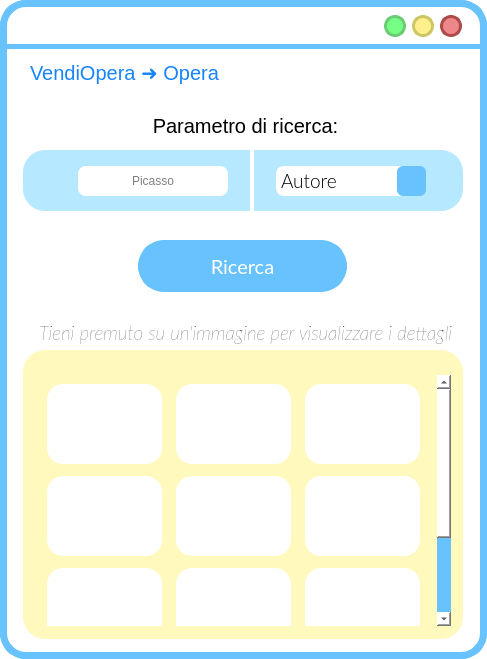
SbattellaMattia/SoftwareEngineering, file ui/VendiOpera.ui: the form before one commit.
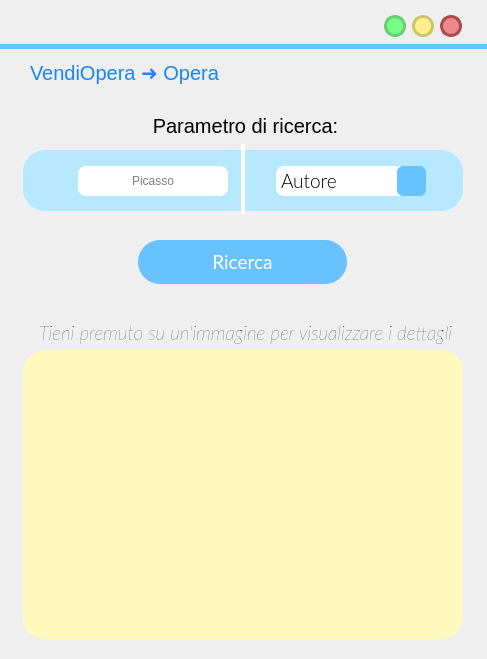
The form after the commit. Icons and pictures are not drawn.

```diff
--- a/ui/VendiOpera.ui
+++ b/ui/VendiOpera.ui
@@ -17,34 +17,7 @@
    <string>MainWindow</string>
   </property>
   <property name="styleSheet">
-   <string notr="true">QWidget{
-background:rgb(255, 255, 255);
-border-radius:26px;
-border-color:rgb(104, 194, 253);
-border-style: solid;
-border-width:7;
-}
-
-QLabel{
-border-width:0;
-font: 20pt &quot;Lato Light&quot;;
-}
-QLineEdit{
-border-width:0;
-font: 14pt &quot;Lato Light&quot;;
-}
-QComboBox{
-border-width:0;
-font: 14pt &quot;Lato Light&quot;;
-}
-QAbstractItemView {
-    border: 3px solid  rgb(104, 194, 253);  
-border-radius:8px;
-  selection-background-color:  rgb(104, 194, 253);
-margin:-2px;
-text-align:center;
-border-width:5;
-}</string>
+   <string notr="true"/>
   </property>
   <widget class="QWidget" name="centralwidget">
    <widget class="QLabel" name="label">
@@ -402,7 +375,7 @@
    <widget class="QLabel" name="label_4">
     <property name="geometry">
      <rect>
-      <x>250</x>
+      <x>241</x>
       <y>144</y>
       <width>4</width>
       <height>70</height>
@@ -521,13 +494,13 @@
       <x>138</x>
       <y>240</y>
       <width>209</width>
-      <height>52</height>
+      <height>44</height>
      </rect>
     </property>
     <property name="font">
      <font>
       <family>Lato</family>
-      <pointsize>15</pointsize>
+      <pointsize>14</pointsize>
       <weight>50</weight>
       <italic>false</italic>
       <bold>false</bold>
@@ -543,9 +516,9 @@
      <string notr="true">QPushButton{
  background-color:rgb(104, 194, 253);
  border-style: solid;
- border-radius:26px;
+ border-radius:22px;
 color: rgb(255, 255, 255);
-	font: 15pt &quot;Lato&quot;;
+font: 14pt &quot;Lato&quot;;
 }
 
 QPushButton::hover{
@@ -739,8 +712,8 @@
       <rect>
        <x>0</x>
        <y>0</y>
-       <width>407</width>
-       <height>376</height>
+       <width>421</width>
+       <height>251</height>
       </rect>
      </property>
      <property name="styleSheet">
@@ -769,391 +742,6 @@
         <property name="verticalSpacing">
          <number>12</number>
         </property>
-        <item row="0" column="0">
-         <widget class="QLabel" name="immagineLabel_10">
-          <property name="sizePolicy">
-           <sizepolicy hsizetype="MinimumExpanding" vsizetype="MinimumExpanding">
-            <horstretch>0</horstretch>
-            <verstretch>0</verstretch>
-           </sizepolicy>
-          </property>
-          <property name="minimumSize">
-           <size>
-            <width>100</width>
-            <height>80</height>
-           </size>
-          </property>
-          <property name="styleSheet">
-           <string notr="true">border-radius: 16px;
-background-color: rgba(255, 255, 255, 255);</string>
-          </property>
-          <property name="text">
-           <string/>
-          </property>
-          <property name="scaledContents">
-           <bool>true</bool>
-          </property>
-          <property name="alignment">
-           <set>Qt::AlignCenter</set>
-          </property>
-          <property name="margin">
-           <number>10</number>
-          </property>
-          <property name="indent">
-           <number>10</number>
-          </property>
-         </widget>
-        </item>
-        <item row="1" column="2">
-         <widget class="QLabel" name="immagineLabel_15">
-          <property name="sizePolicy">
-           <sizepolicy hsizetype="MinimumExpanding" vsizetype="MinimumExpanding">
-            <horstretch>0</horstretch>
-            <verstretch>0</verstretch>
-           </sizepolicy>
-          </property>
-          <property name="minimumSize">
-           <size>
-            <width>100</width>
-            <height>80</height>
-           </size>
-          </property>
-          <property name="styleSheet">
-           <string notr="true">border-radius: 16px;
-background-color: rgba(255, 255, 255, 255);</string>
-          </property>
-          <property name="text">
-           <string/>
-          </property>
-          <property name="scaledContents">
-           <bool>true</bool>
-          </property>
-          <property name="alignment">
-           <set>Qt::AlignCenter</set>
-          </property>
-          <property name="margin">
-           <number>10</number>
-          </property>
-          <property name="indent">
-           <number>10</number>
-          </property>
-         </widget>
-        </item>
-        <item row="1" column="0">
-         <widget class="QLabel" name="immagineLabel_11">
-          <property name="sizePolicy">
-           <sizepolicy hsizetype="MinimumExpanding" vsizetype="MinimumExpanding">
-            <horstretch>0</horstretch>
-            <verstretch>0</verstretch>
-           </sizepolicy>
-          </property>
-          <property name="minimumSize">
-           <size>
-            <width>100</width>
-            <height>80</height>
-           </size>
-          </property>
-          <property name="styleSheet">
-           <string notr="true">border-radius: 16px;
-background-color: rgba(255, 255, 255, 255);</string>
-          </property>
-          <property name="text">
-           <string/>
-          </property>
-          <property name="scaledContents">
-           <bool>true</bool>
-          </property>
-          <property name="alignment">
-           <set>Qt::AlignCenter</set>
-          </property>
-          <property name="margin">
-           <number>10</number>
-          </property>
-          <property name="indent">
-           <number>10</number>
-          </property>
-         </widget>
-        </item>
-        <item row="2" column="1">
-         <widget class="QLabel" name="immagineLabel_16">
-          <property name="sizePolicy">
-           <sizepolicy hsizetype="MinimumExpanding" vsizetype="MinimumExpanding">
-            <horstretch>0</horstretch>
-            <verstretch>0</verstretch>
-           </sizepolicy>
-          </property>
-          <property name="minimumSize">
-           <size>
-            <width>100</width>
-            <height>80</height>
-           </size>
-          </property>
-          <property name="styleSheet">
-           <string notr="true">border-radius: 16px;
-background-color: rgba(255, 255, 255, 255);</string>
-          </property>
-          <property name="text">
-           <string/>
-          </property>
-          <property name="scaledContents">
-           <bool>true</bool>
-          </property>
-          <property name="alignment">
-           <set>Qt::AlignCenter</set>
-          </property>
-          <property name="margin">
-           <number>10</number>
-          </property>
-          <property name="indent">
-           <number>10</number>
-          </property>
-         </widget>
-        </item>
-        <item row="2" column="2">
-         <widget class="QLabel" name="immagineLabel_17">
-          <property name="sizePolicy">
-           <sizepolicy hsizetype="MinimumExpanding" vsizetype="MinimumExpanding">
-            <horstretch>0</horstretch>
-            <verstretch>0</verstretch>
-           </sizepolicy>
-          </property>
-          <property name="minimumSize">
-           <size>
-            <width>100</width>
-            <height>80</height>
-           </size>
-          </property>
-          <property name="styleSheet">
-           <string notr="true">border-radius: 16px;
-background-color: rgba(255, 255, 255, 255);</string>
-          </property>
-          <property name="text">
-           <string/>
-          </property>
-          <property name="scaledContents">
-           <bool>true</bool>
-          </property>
-          <property name="alignment">
-           <set>Qt::AlignCenter</set>
-          </property>
-          <property name="margin">
-           <number>10</number>
-          </property>
-          <property name="indent">
-           <number>10</number>
-          </property>
-         </widget>
-        </item>
-        <item row="2" column="0">
-         <widget class="QLabel" name="immagineLabel_18">
-          <property name="sizePolicy">
-           <sizepolicy hsizetype="MinimumExpanding" vsizetype="MinimumExpanding">
-            <horstretch>0</horstretch>
-            <verstretch>0</verstretch>
-           </sizepolicy>
-          </property>
-          <property name="minimumSize">
-           <size>
-            <width>100</width>
-            <height>80</height>
-           </size>
-          </property>
-          <property name="styleSheet">
-           <string notr="true">border-radius: 16px;
-background-color: rgba(255, 255, 255, 255);</string>
-          </property>
-          <property name="text">
-           <string/>
-          </property>
-          <property name="scaledContents">
-           <bool>true</bool>
-          </property>
-          <property name="alignment">
-           <set>Qt::AlignCenter</set>
-          </property>
-          <property name="margin">
-           <number>10</number>
-          </property>
-          <property name="indent">
-           <number>10</number>
-          </property>
-         </widget>
-        </item>
-        <item row="1" column="1">
-         <widget class="QLabel" name="immagineLabel_12">
-          <property name="sizePolicy">
-           <sizepolicy hsizetype="MinimumExpanding" vsizetype="MinimumExpanding">
-            <horstretch>0</horstretch>
-            <verstretch>0</verstretch>
-           </sizepolicy>
-          </property>
-          <property name="minimumSize">
-           <size>
-            <width>100</width>
-            <height>80</height>
-           </size>
-          </property>
-          <property name="styleSheet">
-           <string notr="true">border-radius: 16px;
-background-color: rgba(255, 255, 255, 255);</string>
-          </property>
-          <property name="text">
-           <string/>
-          </property>
-          <property name="scaledContents">
-           <bool>true</bool>
-          </property>
-          <property name="alignment">
-           <set>Qt::AlignCenter</set>
-          </property>
-          <property name="margin">
-           <number>10</number>
-          </property>
-          <property name="indent">
-           <number>10</number>
-          </property>
-         </widget>
-        </item>
-        <item row="0" column="2">
-         <widget class="QLabel" name="immagineLabel_13">
-          <property name="sizePolicy">
-           <sizepolicy hsizetype="MinimumExpanding" vsizetype="MinimumExpanding">
-            <horstretch>0</horstretch>
-            <verstretch>0</verstretch>
-           </sizepolicy>
-          </property>
-          <property name="minimumSize">
-           <size>
-            <width>100</width>
-            <height>80</height>
-           </size>
-          </property>
-          <property name="styleSheet">
-           <string notr="true">border-radius: 16px;
-background-color: rgba(255, 255, 255, 255);</string>
-          </property>
-          <property name="text">
-           <string/>
-          </property>
-          <property name="scaledContents">
-           <bool>true</bool>
-          </property>
-          <property name="alignment">
-           <set>Qt::AlignCenter</set>
-          </property>
-          <property name="margin">
-           <number>10</number>
-          </property>
-          <property name="indent">
-           <number>10</number>
-          </property>
-         </widget>
-        </item>
-        <item row="0" column="1">
-         <widget class="QLabel" name="immagineLabel_14">
-          <property name="sizePolicy">
-           <sizepolicy hsizetype="MinimumExpanding" vsizetype="MinimumExpanding">
-            <horstretch>0</horstretch>
-            <verstretch>0</verstretch>
-           </sizepolicy>
-          </property>
-          <property name="minimumSize">
-           <size>
-            <width>100</width>
-            <height>80</height>
-           </size>
-          </property>
-          <property name="styleSheet">
-           <string notr="true">border-radius: 16px;
-background-color: rgba(255, 255, 255, 255);</string>
-          </property>
-          <property name="text">
-           <string/>
-          </property>
-          <property name="scaledContents">
-           <bool>true</bool>
-          </property>
-          <property name="alignment">
-           <set>Qt::AlignCenter</set>
-          </property>
-          <property name="margin">
-           <number>10</number>
-          </property>
-          <property name="indent">
-           <number>10</number>
-          </property>
-         </widget>
-        </item>
-        <item row="3" column="1">
-         <widget class="QLabel" name="immagineLabel_19">
-          <property name="sizePolicy">
-           <sizepolicy hsizetype="MinimumExpanding" vsizetype="MinimumExpanding">
-            <horstretch>0</horstretch>
-            <verstretch>0</verstretch>
-           </sizepolicy>
-          </property>
-          <property name="minimumSize">
-           <size>
-            <width>100</width>
-            <height>80</height>
-           </size>
-          </property>
-          <property name="styleSheet">
-           <string notr="true">border-radius: 16px;
-background-color: rgba(255, 255, 255, 255);</string>
-          </property>
-          <property name="text">
-           <string/>
-          </property>
-          <property name="scaledContents">
-           <bool>true</bool>
-          </property>
-          <property name="alignment">
-           <set>Qt::AlignCenter</set>
-          </property>
-          <property name="margin">
-           <number>10</number>
-          </property>
-          <property name="indent">
-           <number>10</number>
-          </property>
-         </widget>
-        </item>
-        <item row="3" column="0">
-         <widget class="QLabel" name="immagineLabel_21">
-          <property name="sizePolicy">
-           <sizepolicy hsizetype="MinimumExpanding" vsizetype="MinimumExpanding">
-            <horstretch>0</horstretch>
-            <verstretch>0</verstretch>
-           </sizepolicy>
-          </property>
-          <property name="minimumSize">
-           <size>
-            <width>100</width>
-            <height>80</height>
-           </size>
-          </property>
-          <property name="styleSheet">
-           <string notr="true">border-radius: 16px;
-background-color: rgba(255, 255, 255, 255);</string>
-          </property>
-          <property name="text">
-           <string/>
-          </property>
-          <property name="scaledContents">
-           <bool>true</bool>
-          </property>
-          <property name="alignment">
-           <set>Qt::AlignCenter</set>
-          </property>
-          <property name="margin">
-           <number>10</number>
-          </property>
-          <property name="indent">
-           <number>10</number>
-          </property>
-         </widget>
-        </item>
        </layout>
       </item>
      </layout>
```
